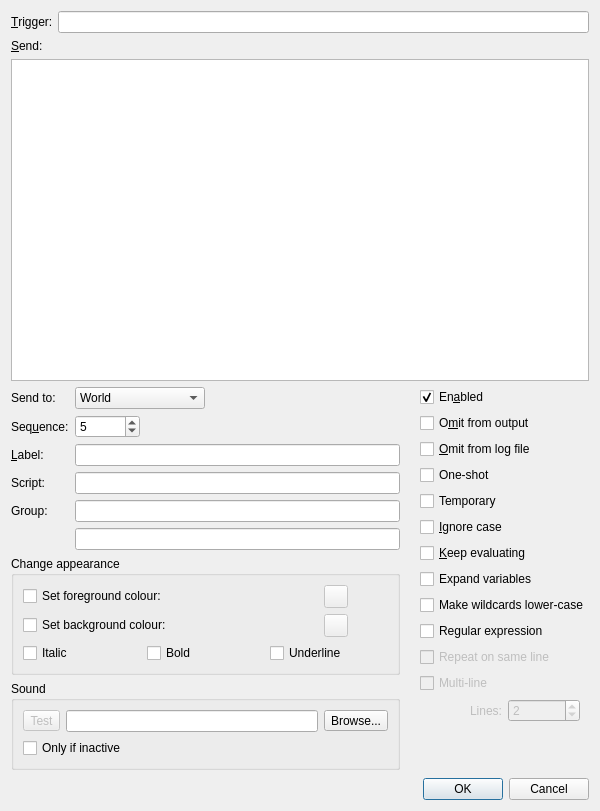
This is smushclient-qt/cpp/ui/worlddetails/triggeredit.ui in jnbooth/smushclient as Qt 5 draws it before an edit. The edited form follows.
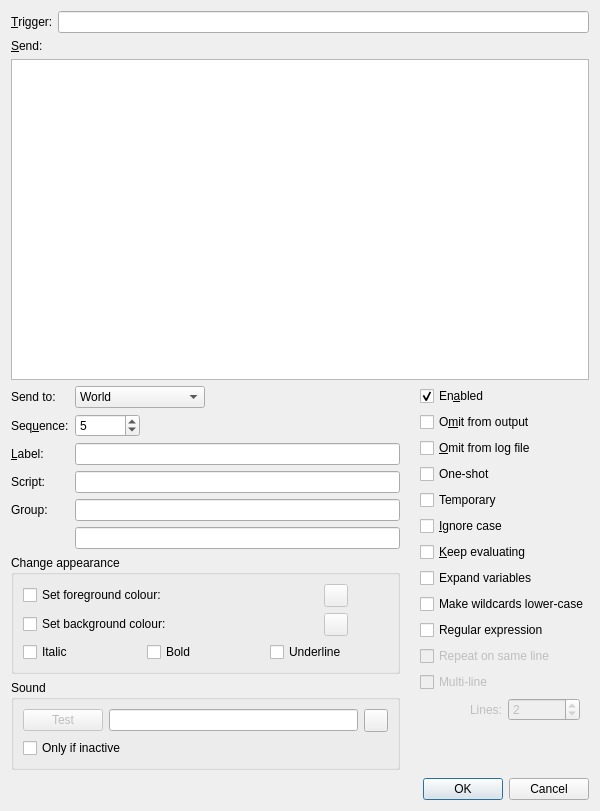
This is the edited form. Icons and pictures are not drawn. Custom widgets are drawn as their Qt base class.

Commit message: Remove QPushButton text

What changed in the file:
```diff
--- a/smushclient-qt/cpp/ui/worlddetails/triggeredit.ui
+++ b/smushclient-qt/cpp/ui/worlddetails/triggeredit.ui
@@ -355,7 +355,7 @@
           <item>
            <layout class="QHBoxLayout" name="_soundfile">
             <item>
-             <widget class="QToolButton" name="Sound_test">
+             <widget class="QPushButton" name="Sound_test">
               <property name="enabled">
                <bool>false</bool>
               </property>
@@ -376,9 +376,6 @@
             </item>
             <item>
              <widget class="QToolButton" name="Sound_browse">
-              <property name="text">
-               <string>Browse...</string>
-              </property>
               <property name="icon">
                <iconset theme="document-open"/>
               </property>
```
The commit also changes 8 other files.
